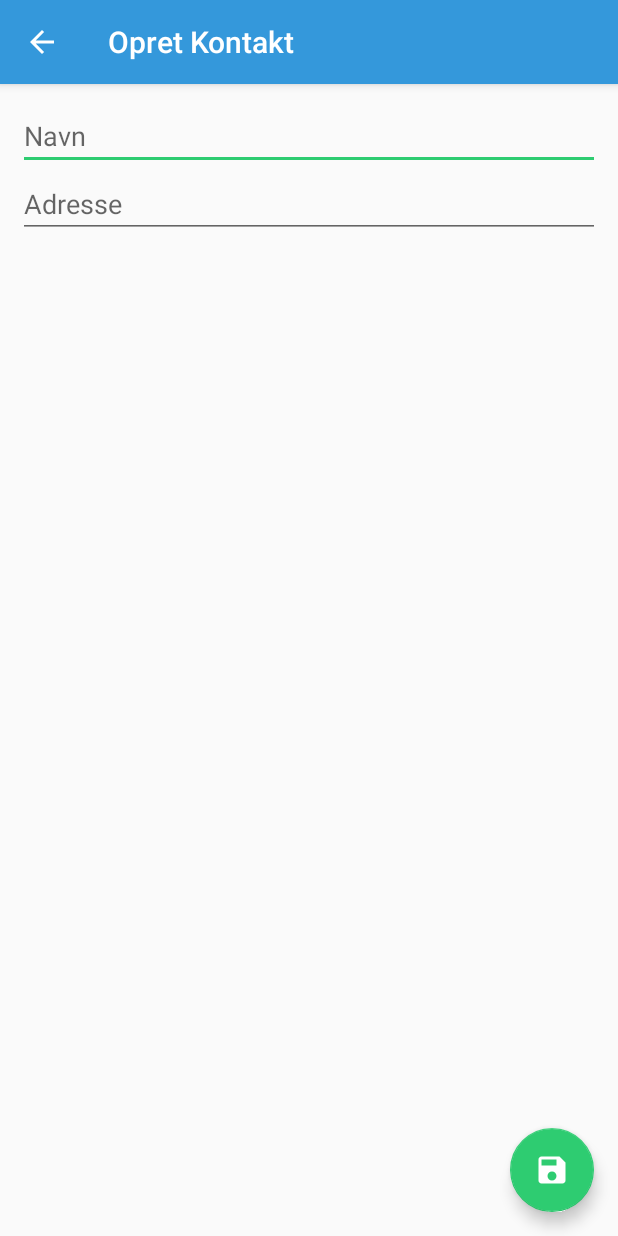
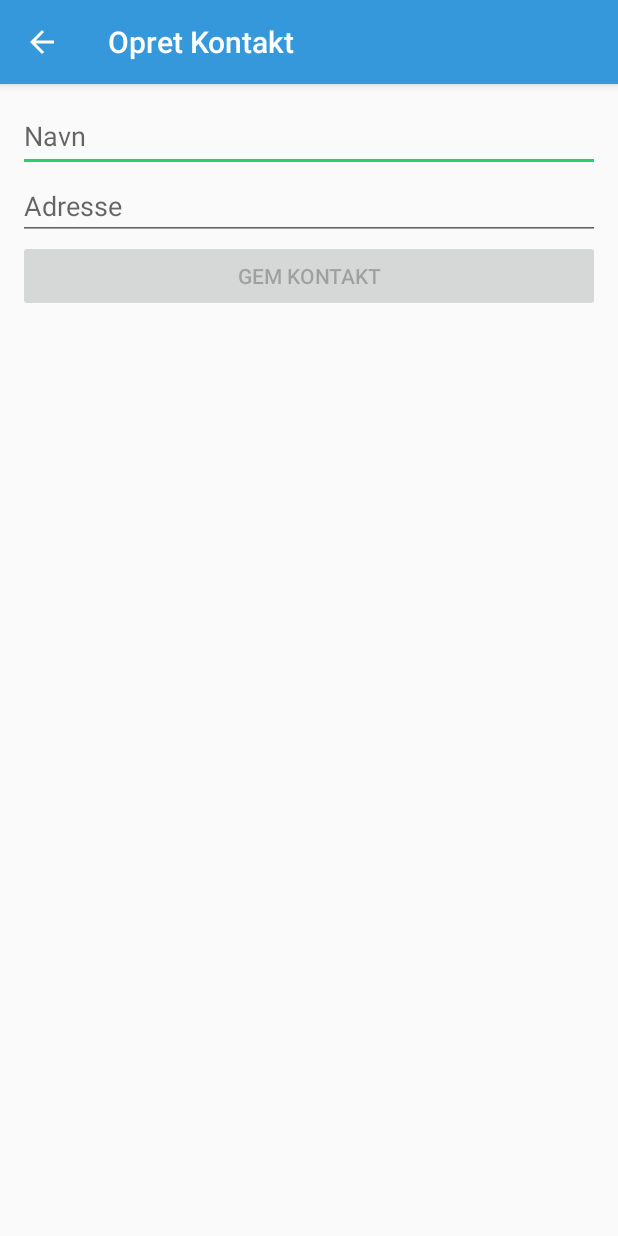
Before and after one commit to Prepager/RejseBuddy, an Android app: the ContactsEditorActivity screen opened directly, with no data from a screen before it, on a phone screen of 412 x 824 dp. Run offline under Robolectric (Android 15) with nearby library versions, the phone set to English and light mode, and no system bars.

Commit message:
Added contacts list adding and editing

```diff
--- a/app/src/main/AndroidManifest.xml
+++ b/app/src/main/AndroidManifest.xml
@@ -1,5 +1,6 @@
 <?xml version="1.0" encoding="utf-8"?>
 <manifest xmlns:android="http://schemas.android.com/apk/res/android"
+    xmlns:tools="http://schemas.android.com/tools"
     package="com.rejsebuddy">
 
     <!-- To access Google+ APIs: -->
@@ -13,7 +14,8 @@
         android:roundIcon="@mipmap/ic_launcher_round"
         android:supportsRtl="true"
         android:theme="@style/AppTheme"
-        android:usesCleartextTraffic="true">
+        android:usesCleartextTraffic="true"
+        tools:targetApi="m">
         <activity
             android:name=".contacts.ContactsEditorActivity"
             android:label="@string/create_contacts_title"
--- a/app/src/main/java/com/rejsebuddy/contacts/ContactsEditorActivity.java
+++ b/app/src/main/java/com/rejsebuddy/contacts/ContactsEditorActivity.java
@@ -3,6 +3,7 @@ package com.rejsebuddy.contacts;
 import android.content.Context;
 import android.os.Bundle;
 import android.view.View;
+import android.widget.Button;
 import android.widget.EditText;
 
 import androidx.appcompat.app.AppCompatActivity;
@@ -13,6 +14,7 @@ import com.rejsebuddy.R;
 import com.rejsebuddy.address.Address;
 import com.rejsebuddy.address.AddressInputFragment;
 import com.rejsebuddy.storage.contact.Contact;
+import com.rejsebuddy.storage.contact.tasks.CreateOrUpdateContactTask;
 import com.rejsebuddy.storage.contact.tasks.FindContactTask;
 
 public class ContactsEditorActivity extends AppCompatActivity implements View.OnClickListener, AddressInputFragment.OnAddressChangeListener {
@@ -26,6 +28,16 @@ public class ContactsEditorActivity extends AppCompatActivity implements View.On
      * The address name input.
      */
     private EditText nameInput;
+
+    /**
+     * The address input holder.
+     */
+    private Address address;
+
+    /**
+     * The activity save button.
+     */
+    private Button save;
 
     /**
      * The address input fragment.
@@ -59,9 +71,9 @@ public class ContactsEditorActivity extends AppCompatActivity implements View.On
             new FindContact(this, this).execute(contactID);
         }
 
-        // Bind save contact floating action button.
-        FloatingActionButton save = findViewById(R.id.save_contacts_fab);
-        save.setOnClickListener(this);
+        // Bind save contact button.
+        this.save = findViewById(R.id.save);
+        this.save.setOnClickListener(this);
     }
 
     /**
@@ -81,7 +93,28 @@ public class ContactsEditorActivity extends AppCompatActivity implements View.On
      * @param view The activity view.
      */
     public void onClick(View view) {
-        // TODO: Save changes
+        // Get the name input text.
+        String name = this.nameInput.getText().toString();
+        if (name.equals("")) {
+            name = this.getString(R.string.missing_name);
+        }
+
+        // Update contact details or create new.
+        if (this.contact != null) {
+            // Set new contact name.
+            this.contact.setName(name);
+
+            // Set address instance if has selection.
+            if (this.address != null) {
+                this.contact.setAddressInstance(this.address);
+            }
+        } else {
+            // Create new contact instance.
+            this.contact = new Contact(name, this.address);
+        }
+
+        // Create or update the passed contact.
+        new CreateOrUpdateContact(this, this).execute(this.contact);
     }
 
     /**
@@ -91,7 +124,36 @@ public class ContactsEditorActivity extends AppCompatActivity implements View.On
      */
     @Override
     public void onAddressChanged(Address address) {
-        // TODO: Save address.
+        // Save address on instance.
+        this.address = address;
+
+        // Enable the save button.
+        this.save.setEnabled(true);
+    }
+
+    /**
+     * Either creates or updates the passed contact.
+     */
+    private static class CreateOrUpdateContact extends CreateOrUpdateContactTask<ContactsEditorActivity> {
+
+        /**
+         * Call parent super constructor.
+         *
+         * @param ctx The application context.
+         */
+        CreateOrUpdateContact(Context ctx, ContactsEditorActivity instance) {
+            super(ctx, instance);
+        }
+
+        /**
+         * Return back to the contacts view.
+         *
+         * @param result The void result.
+         */
+        protected void onPostExecute(Void result) {
+            this.getInstance().onSupportNavigateUp();
+        }
+
     }
 
     /**
@@ -123,9 +185,10 @@ public class ContactsEditorActivity extends AppCompatActivity implements View.On
             // Update the action bar title with name.
             instance.getSupportActionBar().setTitle(result.getName());
 
-            // Set text on inputs.
+            // Set text on inputs and enable save.
             instance.nameInput.setText(result.getName());
             instance.addressInput.setAddress(result.getAddressIntance());
+            instance.save.setEnabled(true);
         }
 
     }
--- a/app/src/main/res/drawable/ic_save_black_24dp.xml
+++ /dev/null
@@ -1,5 +0,0 @@
-<vector android:height="24dp" android:tint="#FFFFFF"
-    android:viewportHeight="24.0" android:viewportWidth="24.0"
-    android:width="24dp" xmlns:android="http://schemas.android.com/apk/res/android">
-    <path android:fillColor="#FF000000" android:pathData="M17,3L5,3c-1.11,0 -2,0.9 -2,2v14c0,1.1 0.89,2 2,2h14c1.1,0 2,-0.9 2,-2L21,7l-4,-4zM12,19c-1.66,0 -3,-1.34 -3,-3s1.34,-3 3,-3 3,1.34 3,3 -1.34,3 -3,3zM15,9L5,9L5,5h10v4z"/>
-</vector>
--- a/app/src/main/res/layout/activity_contacts_editor.xml
+++ b/app/src/main/res/layout/activity_contacts_editor.xml
@@ -16,24 +16,25 @@
             android:id="@+id/name"
             android:layout_width="fill_parent"
             android:layout_height="wrap_content"
-            android:ems="10"
+            android:paddingBottom="@dimen/list_padding"
             android:inputType="textPersonName"
-            android:hint="@string/name" />
+            android:hint="@string/name"
+            android:importantForAutofill="no" />
 
         <fragment
             android:id="@+id/address"
             android:name="com.rejsebuddy.address.AddressInputFragment"
             android:layout_width="fill_parent"
-            android:layout_height="wrap_content" />
+            android:layout_height="wrap_content"
+            android:paddingBottom="@dimen/list_padding" />
+
+        <Button
+            android:id="@+id/save"
+            android:layout_width="match_parent"
+            android:layout_height="wrap_content"
+            android:enabled="false"
+            android:text="@string/save_contact" />
 
     </LinearLayout>
 
-    <com.google.android.material.floatingactionbutton.FloatingActionButton
-        android:id="@+id/save_contacts_fab"
-        android:layout_width="wrap_content"
-        android:layout_height="wrap_content"
-        android:layout_gravity="bottom|end"
-        android:layout_margin="@dimen/fab_margin"
-        app:srcCompat="@drawable/ic_save_black_24dp" />
-
 </androidx.coordinatorlayout.widget.CoordinatorLayout>
--- a/app/src/main/res/values/strings.xml
+++ b/app/src/main/res/values/strings.xml
@@ -5,6 +5,8 @@
     <string name="contacts_title">Kontakter</string>
     <string name="settings_title">Indstillinger</string>
     <string name="create_contacts_title">Opret Kontakt</string>
+
+    <string name="save_contact">Gem Kontakt</string>
 
     <string name="name">Navn</string>
     <string name="missing_name">Mangler Navn</string>
```
Also changed, not shown: app/src/main/java/com/rejsebuddy/contacts/ContactsListFragment.java (+9 -0 lines), app/src/main/java/com/rejsebuddy/storage/contact/Contact.java (+18 -4 lines), app/src/main/java/com/rejsebuddy/storage/contact/tasks/CreateOrUpdateContactTask.java (added, +45 -0 lines).
